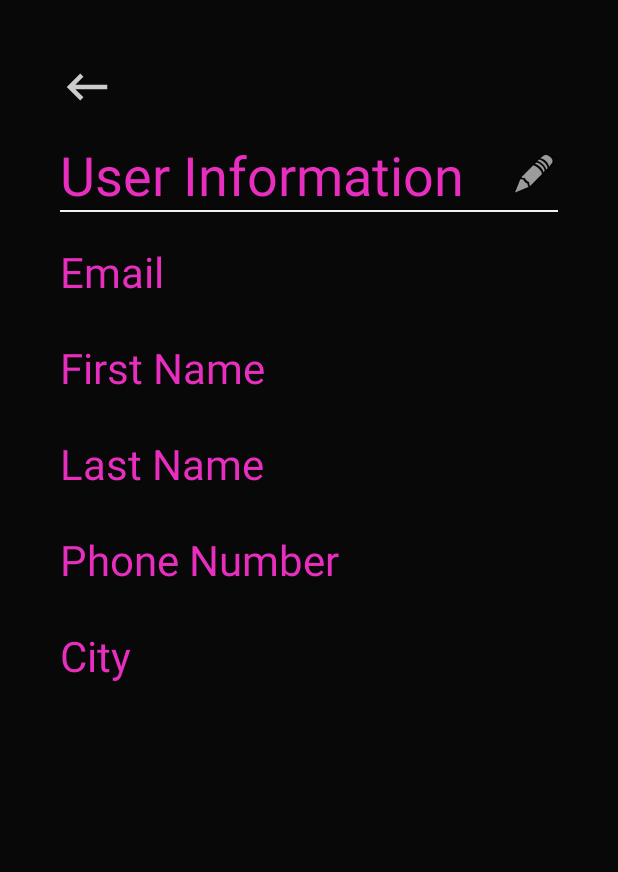
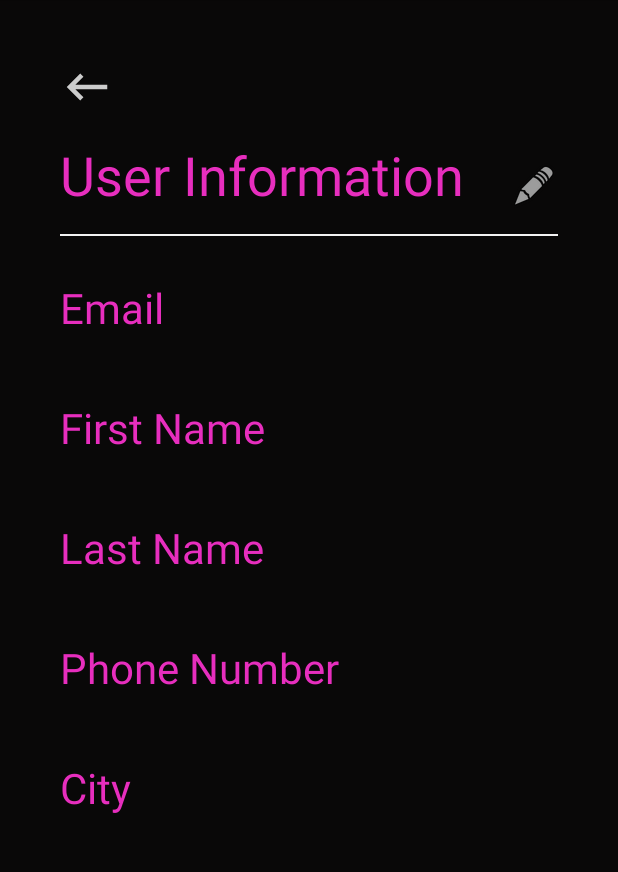
Before and after one commit to Dr-Thom/VARA-Platform, an Android app: the UserPage screen opened directly, with no data from a screen before it, on a phone screen of 412 x 824 dp, the part 84-956 px from its top. Run offline under Robolectric (Android 15) with nearby library versions, the phone set to English and light mode, and no system bars; our stand-ins replace Firebase (no records; nobody signed in at launch, a user with empty details on screens opened directly); 1 statement that could not run was skipped.

Commit message:
updating user page xml file

```diff
--- a/VARA/app/src/main/res/layout/activity_userpage.xml
+++ b/VARA/app/src/main/res/layout/activity_userpage.xml
@@ -25,7 +25,7 @@
 
         <TextView
             android:layout_width="wrap_content"
-            android:layout_height="48dp"
+            android:layout_height="64dp"
             android:layout_gravity="center_vertical"
             android:text="@string/user_information"
             android:textAlignment="gravity"
@@ -40,7 +40,7 @@
         <ImageButton
             android:id="@+id/editButton"
             android:layout_width="wrap_content"
-            android:layout_height="48dp"
+            android:layout_height="64dp"
             android:layout_gravity="center_vertical"
             android:layout_marginEnd="0dp"
             android:background="@color/colorBlack"
@@ -50,7 +50,7 @@
         <ImageButton
             android:id="@+id/saveButton"
             android:layout_width="wrap_content"
-            android:layout_height="48dp"
+            android:layout_height="64dp"
             android:layout_gravity="center_vertical"
             android:layout_marginEnd="0dp"
             android:background="#000000"
@@ -77,8 +77,9 @@
         <TextView
             android:id="@+id/em"
             android:layout_width="204dp"
-            android:layout_height="wrap_content"
+            android:layout_height="64dp"
             android:layout_marginEnd="16dp"
+            android:gravity="center_vertical"
             android:text="@string/label_email"
             android:textColor="@color/colorPink"
             android:textSize="28sp" />
@@ -86,7 +87,7 @@
         <TextView
             android:id="@+id/email_tv"
             android:layout_width="match_parent"
-            android:layout_height="48dp"
+            android:layout_height="64dp"
             android:gravity="center_vertical"
             android:paddingStart="6dp"
             tools:text="mail@email.com"
@@ -106,8 +107,9 @@
         <TextView
             android:id="@+id/fn"
             android:layout_width="204dp"
-            android:layout_height="wrap_content"
+            android:layout_height="64dp"
             android:layout_marginEnd="16dp"
+            android:gravity="center_vertical"
             android:text="@string/fname"
             android:textColor="@color/colorPink"
             android:textSize="28sp" />
@@ -115,7 +117,7 @@
         <TextView
             android:id="@+id/firstName_tv"
             android:layout_width="match_parent"
-            android:layout_height="48dp"
+            android:layout_height="64dp"
             android:gravity="center_vertical"
             android:paddingStart="6dp"
             android:textColor="@color/colorAccent"
@@ -126,7 +128,8 @@
         <EditText
             android:id="@+id/firstName_et"
             android:layout_width="match_parent"
-            android:layout_height="48dp"
+            android:layout_height="64dp"
+            android:gravity="center_vertical"
             android:inputType="textPersonName"
             android:paddingStart="6dp"
             android:textColor="#F2F2F2"
@@ -145,8 +148,9 @@
         <TextView
             android:id="@+id/ln"
             android:layout_width="204dp"
-            android:layout_height="wrap_content"
+            android:layout_height="64dp"
             android:layout_marginEnd="16dp"
+            android:gravity="center_vertical"
             android:text="@string/lname"
             android:textColor="@color/colorPink"
             android:textSize="28sp" />
@@ -154,7 +158,7 @@
         <TextView
             android:id="@+id/lastName_tv"
             android:layout_width="match_parent"
-            android:layout_height="48dp"
+            android:layout_height="64dp"
             android:gravity="center_vertical"
             android:paddingStart="6dp"
             android:textColor="@color/colorAccent"
@@ -165,7 +169,7 @@
         <EditText
             android:id="@+id/lastName_et"
             android:layout_width="match_parent"
-            android:layout_height="48dp"
+            android:layout_height="64dp"
             android:inputType="textPersonName"
             android:paddingStart="6dp"
             android:textColor="#F2F2F2"
@@ -184,8 +188,9 @@
         <TextView
             android:id="@+id/p"
             android:layout_width="204dp"
-            android:layout_height="wrap_content"
+            android:layout_height="64dp"
             android:layout_marginEnd="16dp"
+            android:gravity="center_vertical"
             android:text="@string/phone"
             android:textColor="@color/colorPink"
             android:textSize="28sp" />
@@ -193,7 +198,7 @@
         <TextView
             android:id="@+id/phone_tv"
             android:layout_width="match_parent"
-            android:layout_height="48dp"
+            android:layout_height="64dp"
             android:gravity="center_vertical"
             android:paddingStart="6dp"
             android:textColor="@color/colorAccent"
@@ -204,7 +209,7 @@
         <EditText
             android:id="@+id/phone_et"
             android:layout_width="match_parent"
-            android:layout_height="48dp"
+            android:layout_height="64dp"
             android:inputType="phone"
             android:paddingStart="6dp"
             android:textColor="#F2F2F2"
@@ -223,8 +228,9 @@
         <TextView
             android:id="@+id/c"
             android:layout_width="204dp"
-            android:layout_height="wrap_content"
+            android:layout_height="64dp"
             android:layout_marginEnd="16dp"
+            android:gravity="center_vertical"
             android:text="@string/city"
             android:textColor="@color/colorPink"
             android:textSize="28sp" />
@@ -232,7 +238,7 @@
         <TextView
             android:id="@+id/city_tv"
             android:layout_width="match_parent"
-            android:layout_height="48dp"
+            android:layout_height="64dp"
             android:gravity="center_vertical"
             android:paddingStart="6dp"
             android:textColor="@color/colorAccent"
@@ -243,7 +249,7 @@
         <EditText
             android:id="@+id/city_et"
             android:layout_width="match_parent"
-            android:layout_height="48dp"
+            android:layout_height="64dp"
             android:inputType="text"
             android:paddingStart="6dp"
             android:textColor="#F2F2F2"
```
